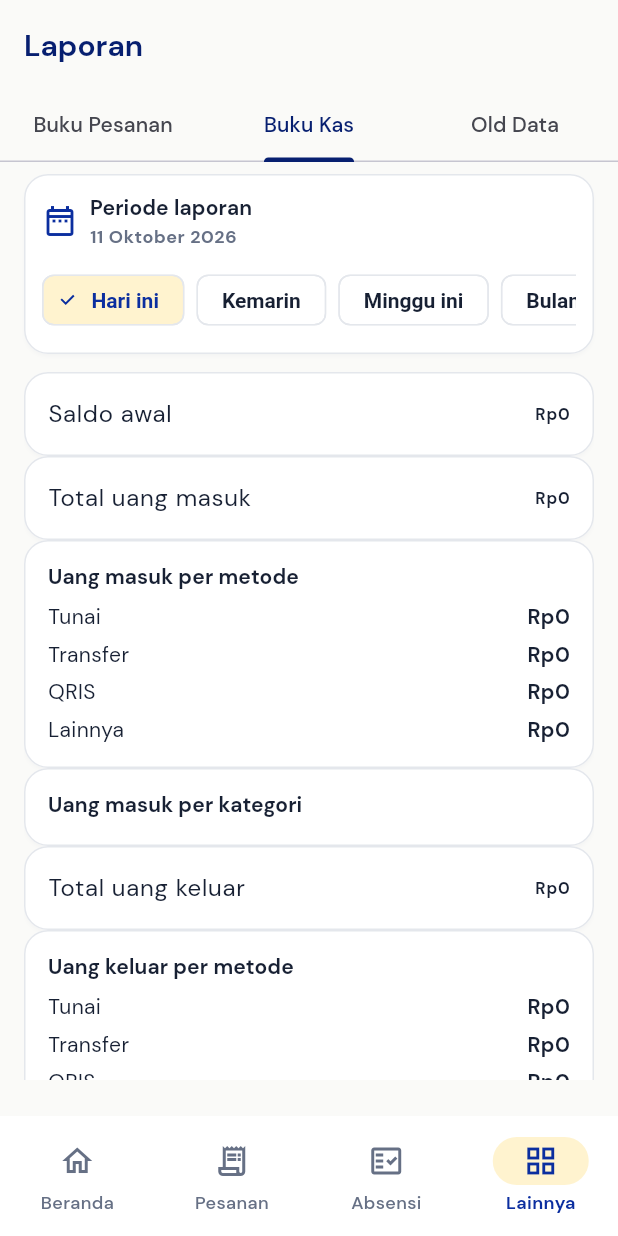
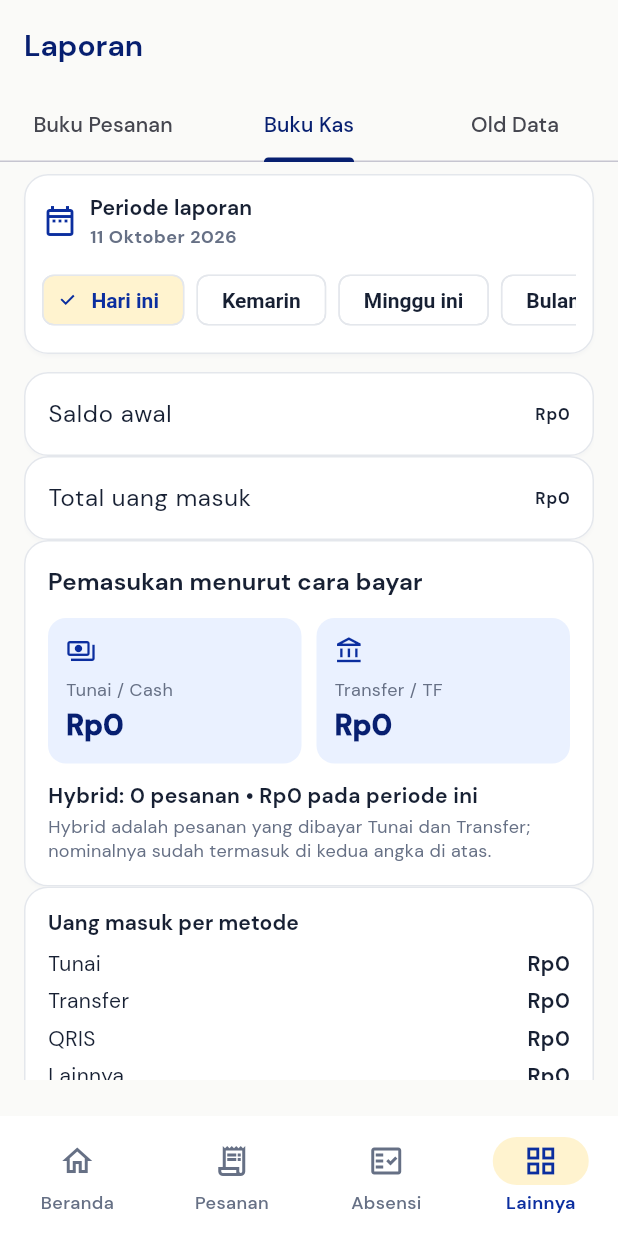
Before and after one commit to dandirayo/LaundryApp, a Flutter app: the ReportsPage screen opened by its route, tab 2 chosen, on a phone screen of 412 x 824 dp. Run offline on Flutter 3.47's test engine with Material 3 defaults, Android fonts, the phone set to English and light mode, and no system bars; our stand-ins replace flutter_contacts, flutter_riverpod, flutter_secure_storage, go_router, image_picker, shared_preferences and 1 more; missing offline and left inert: print_bluetooth_thermal; accounts and stored records are empty.

Commit message:
feat: report payment methods and employee WhatsApp summary (2.1.11)

```diff
--- a/laundry_app_flutter/lib/core/router/app_routes.dart
+++ b/laundry_app_flutter/lib/core/router/app_routes.dart
@@ -25,6 +25,7 @@ class AppRoutes {
   static const requestReview = '/requests/review';
   static const requestsMine = '/requests/me';
   static const reports = '/reports';
+  static const paymentReport = '/reports/payments';
   static const cashbook = '/cashbook';
   static const expenses = '/expenses';
   static const notifications = '/notifications';
--- /dev/null
+++ b/laundry_app_flutter/lib/features/cashbook/domain/payment_method_totals.dart
@@ -0,0 +1,118 @@
+import '../../../shared/preview_data.dart';
+
+/// Amounts in the selected reporting period, grouped by actual payment method.
+class PaymentMethodTotals {
+  const PaymentMethodTotals(this.amounts);
+
+  final Map<String, int> amounts;
+
+  int operator [](String method) => amounts[method] ?? 0;
+
+  static PaymentMethodTotals fromTransactions(
+    Iterable<PreviewCashTransaction> transactions, {
+    required String type,
+  }) {
+    final amounts = <String, int>{
+      'Tunai': 0,
+      'Transfer': 0,
+      'QRIS': 0,
+      'Lainnya': 0,
+    };
+    for (final entry in transactions) {
+      if (entry.type != type) continue;
+      final method = normalizePaymentMethod(entry.method);
+      amounts[method] = amounts[method]! + entry.amount;
+    }
+    return PaymentMethodTotals(amounts);
+  }
+}
+
+class CustomerPaymentSummary {
+  const CustomerPaymentSummary({
+    required this.methods,
+    required this.paymentCount,
+    required this.hybridOrderCount,
+    required this.hybridAmountInRange,
+  });
+
+  final PaymentMethodTotals methods;
+  final int paymentCount;
+  final int hybridOrderCount;
+
+  /// Already included in Tunai/Transfer totals; never add it again.
+  final int hybridAmountInRange;
+
+  int get total =>
+      methods.amounts.values.fold(0, (sum, amount) => sum + amount);
+
+  static CustomerPaymentSummary forRange(
+    Iterable<PreviewPayment> allPayments,
+    DateTime start,
+    DateTime end,
+  ) {
+    final payments = allPayments.toList();
+    final methodsByOrder = <String, Set<String>>{};
+    for (final payment in payments) {
+      methodsByOrder
+          .putIfAbsent(payment.orderId, () => <String>{})
+          .add(normalizePaymentMethod(payment.method));
+    }
+    final hybridOrderIds = {
+      for (final entry in methodsByOrder.entries)
+        if (entry.value.contains('Tunai') && entry.value.contains('Transfer'))
+          entry.key,
+    };
+    final inRange = payments
+        .where(
+          (payment) =>
+              !payment.paidAt.isBefore(start) && payment.paidAt.isBefore(end),
+        )
+        .toList();
+    final amounts = <String, int>{
+      'Tunai': 0,
+      'Transfer': 0,
+      'QRIS': 0,
+      'Lainnya': 0,
+    };
+    for (final payment in inRange) {
+      final method = normalizePaymentMethod(payment.method);
+      amounts[method] = amounts[method]! + payment.amount;
+    }
+    final hybridInRange = inRange
+        .where(
+          (payment) =>
+              hybridOrderIds.contains(payment.orderId) &&
+              (normalizePaymentMethod(payment.method) == 'Tunai' ||
+                  normalizePaymentMethod(payment.method) == 'Transfer'),
+        )
+        .toList();
+    return CustomerPaymentSummary(
+      methods: PaymentMethodTotals(amounts),
+      paymentCount: inRange.length,
+      hybridOrderCount: hybridInRange
+          .map((payment) => payment.orderId)
+          .toSet()
+          .length,
+      hybridAmountInRange: hybridInRange.fold(
+        0,
+        (sum, payment) => sum + payment.amount,
+      ),
+    );
+  }
+}
+
+String normalizePaymentMethod(String value) {
+  final method = value.trim().toLowerCase();
+  if (method.contains('tunai') || method == 'cash') return 'Tunai';
+  if (method.contains('qris') || method == 'qr' || method == 'qr code') {
+    return 'QRIS';
+  }
+  if (method.contains('transfer') ||
+      method == 'tf' ||
+      method.startsWith('tf ') ||
+      method.endsWith(' tf') ||
+      method.contains('bank')) {
+    return 'Transfer';
+  }
+  return 'Lainnya';
+}
--- /dev/null
+++ b/laundry_app_flutter/lib/features/cashbook/presentation/payment_method_summary_card.dart
@@ -0,0 +1,131 @@
+import 'package:flutter/material.dart';
+
+import '../../../core/extensions/currency_extensions.dart';
+import '../../../core/theme/app_colors.dart';
+import '../domain/payment_method_totals.dart';
+
+class PaymentMethodSummaryCard extends StatelessWidget {
+  const PaymentMethodSummaryCard({
+    super.key,
+    required this.title,
+    required this.totals,
+    this.hybridOrderCount,
+    this.hybridAmount,
+  });
+
+  final String title;
+  final PaymentMethodTotals totals;
+  final int? hybridOrderCount;
+  final int? hybridAmount;
+
+  @override
+  Widget build(BuildContext context) {
+    return Card(
+      child: Padding(
+        padding: const EdgeInsets.all(16),
+        child: Column(
+          crossAxisAlignment: CrossAxisAlignment.start,
+          children: [
+            Text(
+              title,
+              style: Theme.of(
+                context,
+              ).textTheme.titleMedium?.copyWith(fontWeight: FontWeight.w800),
+            ),
+            const SizedBox(height: 12),
+            Row(
+              children: [
+                Expanded(
+                  child: _AmountBox(
+                    label: 'Tunai / Cash',
+                    value: totals['Tunai'],
+                    icon: Icons.payments_outlined,
+                  ),
+                ),
+                const SizedBox(width: 10),
+                Expanded(
+                  child: _AmountBox(
+                    label: 'Transfer / TF',
+                    value: totals['Transfer'],
+                    icon: Icons.account_balance_outlined,
+                  ),
+                ),
+              ],
+            ),
+            if (totals['QRIS'] > 0 || totals['Lainnya'] > 0) ...[
+              const SizedBox(height: 10),
+              Text(
+                'QRIS ${totals['QRIS'].toRupiah()}  •  Lainnya ${totals['Lainnya'].toRupiah()}',
+                style: Theme.of(
+                  context,
+                ).textTheme.bodySmall?.copyWith(color: AppColors.secondaryText),
+              ),
+            ],
+            if (hybridOrderCount != null && hybridAmount != null) ...[
+              const SizedBox(height: 12),
+              Text(
+                'Hybrid: $hybridOrderCount pesanan • ${hybridAmount!.toRupiah()} pada periode ini',
+                style: const TextStyle(fontWeight: FontWeight.w700),
+              ),
+              const SizedBox(height: 3),
+              const Text(
+                'Hybrid adalah pesanan yang dibayar Tunai dan Transfer; nominalnya sudah termasuk di kedua angka di atas.',
+                style: TextStyle(color: AppColors.secondaryText, fontSize: 12),
+              ),
+            ],
+          ],
+        ),
+      ),
+    );
+  }
+}
+
+class _AmountBox extends StatelessWidget {
+  const _AmountBox({
+    required this.label,
+    required this.value,
+    required this.icon,
+  });
+
+  final String label;
+  final int value;
+  final IconData icon;
+
+  @override
+  Widget build(BuildContext context) {
+    return Container(
+      padding: const EdgeInsets.all(12),
+      decoration: BoxDecoration(
+        color: AppColors.softBlue,
+        borderRadius: BorderRadius.circular(12),
+      ),
+      child: Column(
+        crossAxisAlignment: CrossAxisAlignment.start,
+        children: [
+          Icon(icon, size: 20, color: AppColors.primaryBlue),
+          const SizedBox(height: 8),
+          Text(
+            label,
+            style: const TextStyle(
+              fontSize: 12,
+              color: AppColors.secondaryText,
+            ),
+          ),
+          const SizedBox(height: 3),
+          FittedBox(
+            fit: BoxFit.scaleDown,
+            alignment: Alignment.centerLeft,
+            child: Text(
+              value.toRupiah(),
+              style: const TextStyle(
+                fontSize: 19,
+                fontWeight: FontWeight.w900,
+                color: AppColors.primaryNavy,
+              ),
+            ),
+          ),
+        ],
+      ),
+    );
+  }
+}
--- a/laundry_app_flutter/lib/features/reports/presentation/reports_page.dart
+++ b/laundry_app_flutter/lib/features/reports/presentation/reports_page.dart
@@ -9,7 +9,9 @@ import '../../../core/theme/app_colors.dart';
 import '../../../core/widgets/app_snack_bar.dart';
 import '../../../core/widgets/responsive_page.dart';
 import '../../../shared/preview_data.dart';
+import '../../cashbook/domain/payment_method_totals.dart';
 import '../../cashbook/presentation/cashbook_controller.dart';
+import '../../cashbook/presentation/payment_method_summary_card.dart';
 import '../../orders/presentation/order_controller.dart';
 
 class ReportsPage extends ConsumerStatefulWidget {
@@ -29,15 +31,18 @@ class _ReportsPageState extends ConsumerState<ReportsPage> {
       previewDataProvider.select(
         (state) => (
           orders: state.orders,
+          payments: state.payments,
           cashTransactions: state.cashTransactions,
           legacyMonthlySummaries: state.legacyMonthlySummaries,
         ),
       ),
     );
     final onlineOrders = ref.watch(orderControllerProvider).value;
+    final onlinePayments = ref.watch(orderPaymentControllerProvider).value;
     final cashState = ref.watch(cashbookControllerProvider).value;
     final onlineCash = cashState?.transactions;
     final allOrders = onlineOrders ?? previewData.orders;
+    final allPayments = onlinePayments ?? previewData.payments;
     final allCashTransactions = onlineCash ?? previewData.cashTransactions;
     final strings = ref.strings;
     final activeRange = _rangeFor(_period);
@@ -62,8 +67,21 @@ class _ReportsPageState extends ConsumerState<ReportsPage> {
     final outcome = cashTransactions
         .where((entry) => entry.type == 'OUT')
         .fold<int>(0, (sum, entry) => sum + entry.amount);
-    final incomeByMethod = _totalsByMethod(cashTransactions, 'IN');
-    final outcomeByMethod = _totalsByMethod(cashTransactions, 'OUT');
+    final incomeMethods = PaymentMethodTotals.fromTransactions(
+      cashTransactions,
+      type: 'IN',
+    );
+    final outcomeMethods = PaymentMethodTotals.fromTransactions(
+      cashTransactions,
+      type: 'OUT',
+    );
+    final incomeByMethod = incomeMethods.amounts;
+    final outcomeByMethod = outcomeMethods.amounts;
+    final customerPayments = CustomerPaymentSummary.forRange(
+      allPayments,
+      activeRange.start,
+      activeRange.end,
+    );
     final incomeByCategory = _totalsByCategory(cashTransactions, 'IN');
     final outcomeByCategory = _totalsByCategory(cashTransactions, 'OUT');
     final incomeByMethodAndCategory = _totalsByMethodAndCategory(
@@ -169,6 +187,12 @@ class _ReportsPageState extends ConsumerState<ReportsPage> {
                       children: [
                         _Metric('Saldo awal', openingBalance.toRupiah()),
                         _Metric('Total uang masuk', income.toRupiah()),
+                        PaymentMethodSummaryCard(
+                          title: 'Pemasukan menurut cara bayar',
+                          totals: incomeMethods,
+                          hybridOrderCount: customerPayments.hybridOrderCount,
+                          hybridAmount: customerPayments.hybridAmountInRange,
+                        ),
                         _MethodBreakdown(
                           title: 'Uang masuk per metode',
                           totals: incomeByMethod,
@@ -182,6 +206,10 @@ class _ReportsPageState extends ConsumerState<ReportsPage> {
                           rows: incomeByMethodAndCategory,
                         ),
                         _Metric('Total uang keluar', outcome.toRupiah()),
+                        PaymentMethodSummaryCard(
+                          title: 'Pengeluaran menurut cara bayar',
+                          totals: outcomeMethods,
+                        ),
                         _MethodBreakdown(
                           title: 'Uang keluar per metode',
                           totals: outcomeByMethod,
@@ -402,23 +430,6 @@ class _ReportsPageState extends ConsumerState<ReportsPage> {
     return entry.type == 'IN' ? entry.amount : -entry.amount;
   }
 
-  Map<String, int> _totalsByMethod(
-    List<PreviewCashTransaction> transactions,
-    String type,
-  ) {
-    final totals = <String, int>{
-      'Tunai': 0,
-      'Transfer': 0,
-      'QRIS': 0,
-      'Lainnya': 0,
-    };
-    for (final entry in transactions.where((entry) => entry.type == type)) {
-      final method = _normalizeMethod(entry.method);
-      totals[method] = (totals[method] ?? 0) + entry.amount;
-    }
-    return totals;
-  }
-
   Map<String, int> _totalsByCategory(
     List<PreviewCashTransaction> transactions,
     String type,
@@ -439,7 +450,7 @@ class _ReportsPageState extends ConsumerState<ReportsPage> {
   ) {
     final totals = <String, _MethodCategoryTotal>{};
     for (final entry in transactions.where((entry) => entry.type == type)) {
-      final method = _normalizeMethod(entry.method);
+      final method = normalizePaymentMethod(entry.method);
       final category = entry.category.trim().isEmpty
           ? 'Tanpa kategori'
           : entry.category.trim();
@@ -503,21 +514,6 @@ class _ReportsPageState extends ConsumerState<ReportsPage> {
     return {for (final entry in entries) entry.key: entry.value};
   }
 
-  String _normalizeMethod(String value) {
-    final normalized = value.trim().toLowerCase();
-    if (normalized.contains('tunai') || normalized == 'cash') {
-      return 'Tunai';
-    }
-    if (normalized.contains('transfer') ||
-        normalized.contains('tf') ||
-        normalized.contains('bank')) {
-      return 'Transfer';
-    }
-    if (normalized.contains('qris') || normalized.contains('qr')) {
-      return 'QRIS';
-    }
-    return 'Lainnya';
-  }
 }
 
 class _MethodCategoryTotal {
--- a/laundry_app_flutter/pubspec.yaml
+++ b/laundry_app_flutter/pubspec.yaml
@@ -16,7 +16,7 @@ publish_to: 'none' # Remove this line if you wish to publish to pub.dev
 # https://developer.apple.com/library/archive/documentation/General/Reference/InfoPlistKeyReference/Articles/CoreFoundationKeys.html
 # In Windows, build-name is used as the major, minor, and patch parts
 # of the product and file versions while build-number is used as the build suffix.
-version: 2.1.9+25
+version: 2.1.11+27
 
 environment:
   sdk: ^3.12.2
```
Also changed, not shown: laundry_app_flutter/lib/core/router/app_router.dart (+7 -0 lines), laundry_app_flutter/lib/features/cashbook/data/cashbook_repository.dart (+9 -2 lines), laundry_app_flutter/lib/features/cashbook/presentation/cashbook_page.dart (+24 -0 lines), laundry_app_flutter/lib/features/orders/data/order_repository.dart (+14 -6 lines), laundry_app_flutter/lib/features/reports/presentation/payment_report_page.dart (added, +341 -0 lines), laundry_app_flutter/lib/features/settings/presentation/more_page.dart (+10 -0 lines), 5 other files.
